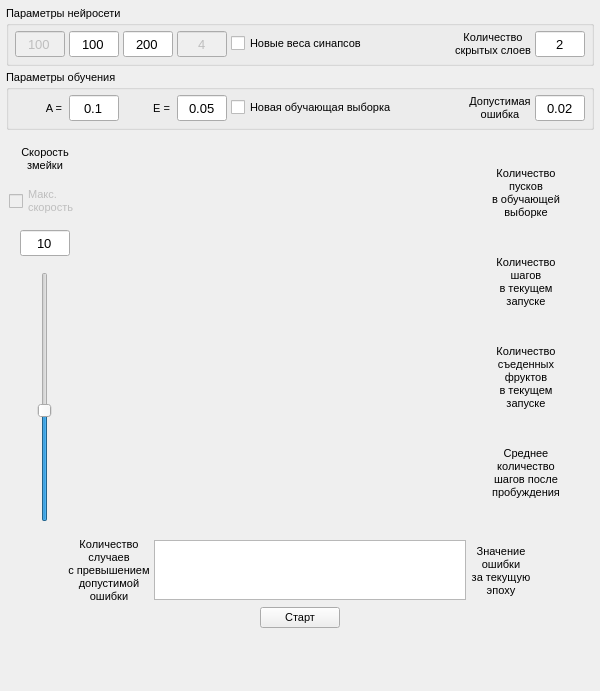
First picture: the form in smartSnake/resources/MainWindow.ui, repository Max-Azarov/neuralNetSnake, before the edit.
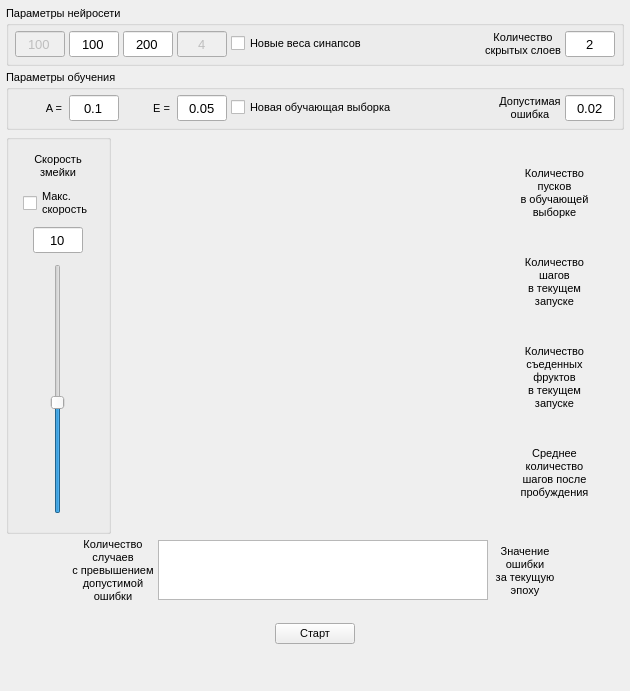
Second picture: the form after the edit. Custom widgets are drawn as their Qt base class.

Patch:
```diff
--- a/smartSnake/resources/MainWindow.ui
+++ b/smartSnake/resources/MainWindow.ui
@@ -6,7 +6,7 @@
    <rect>
     <x>0</x>
     <y>0</y>
-    <width>600</width>
+    <width>630</width>
     <height>691</height>
    </rect>
   </property>
@@ -18,14 +18,14 @@
   </property>
   <property name="minimumSize">
    <size>
-    <width>600</width>
+    <width>630</width>
     <height>691</height>
    </size>
   </property>
   <property name="maximumSize">
    <size>
-    <width>600</width>
-    <height>691</height>
+    <width>630</width>
+    <height>692</height>
    </size>
   </property>
   <property name="font">
@@ -47,17 +47,17 @@
    </property>
    <property name="minimumSize">
     <size>
-     <width>600</width>
-     <height>650</height>
+     <width>0</width>
+     <height>0</height>
     </size>
    </property>
    <property name="maximumSize">
     <size>
-     <width>600</width>
-     <height>650</height>
+     <width>2000</width>
+     <height>1080</height>
     </size>
    </property>
-   <layout class="QVBoxLayout" name="verticalLayout_4">
+   <layout class="QVBoxLayout" name="verticalLayout_2">
     <item>
      <widget class="QGroupBox" name="gBoxNN">
       <property name="enabled">
@@ -97,6 +97,9 @@
       <property name="alignment">
        <set>Qt::AlignLeading|Qt::AlignLeft|Qt::AlignTop</set>
       </property>
+      <property name="checkable">
+       <bool>false</bool>
+      </property>
       <layout class="QHBoxLayout" name="horizontalLayout_3">
        <item>
         <widget class="QLineEdit" name="leNumInputNN">
@@ -640,7 +643,11 @@
     <item>
      <layout class="QHBoxLayout" name="horizontalLayout_7">
       <item>
-       <layout class="QVBoxLayout" name="verticalLayout_2" stretch="1,1,1,1">
+       <widget class="QGroupBox" name="gbSnakeSpeed">
+        <property name="title">
+         <string/>
+        </property>
+        <layout class="QVBoxLayout" name="verticalLayout">
         <item alignment="Qt::AlignHCenter">
          <widget class="QLabel" name="lblSnakeSpeed">
           <property name="sizePolicy">
@@ -700,7 +707,7 @@
         <item alignment="Qt::AlignHCenter">
          <widget class="QCheckBox" name="cbSnakeSpeed">
           <property name="enabled">
-           <bool>false</bool>
+            <bool>true</bool>
           </property>
           <property name="sizePolicy">
            <sizepolicy hsizetype="Minimum" vsizetype="Minimum">
@@ -768,7 +775,7 @@
           </property>
           <property name="minimumSize">
            <size>
-            <width>0</width>
+             <width>30</width>
             <height>0</height>
            </size>
           </property>
@@ -796,6 +803,7 @@
          </widget>
         </item>
        </layout>
+       </widget>
       </item>
       <item>
        <widget class="Snake" name="snake" native="true">
@@ -1151,7 +1159,7 @@
       </item>
      </layout>
     </item>
-    <item alignment="Qt::AlignHCenter|Qt::AlignTop">
+    <item alignment="Qt::AlignHCenter|Qt::AlignBottom">
      <widget class="QPushButton" name="btnStart">
       <property name="sizePolicy">
        <sizepolicy hsizetype="Maximum" vsizetype="Maximum">
@@ -1176,6 +1184,13 @@
       </property>
      </widget>
     </item>
+    <item>
+     <widget class="QLabel" name="lblStatusBar">
+      <property name="text">
+       <string/>
+      </property>
+     </widget>
+    </item>
    </layout>
   </widget>
   <widget class="QMenuBar" name="menubar">
```
Left out of the diff: 17 changed lines with no effect on the pictures. Lines whose indentation alone changed are shown as unchanged.
